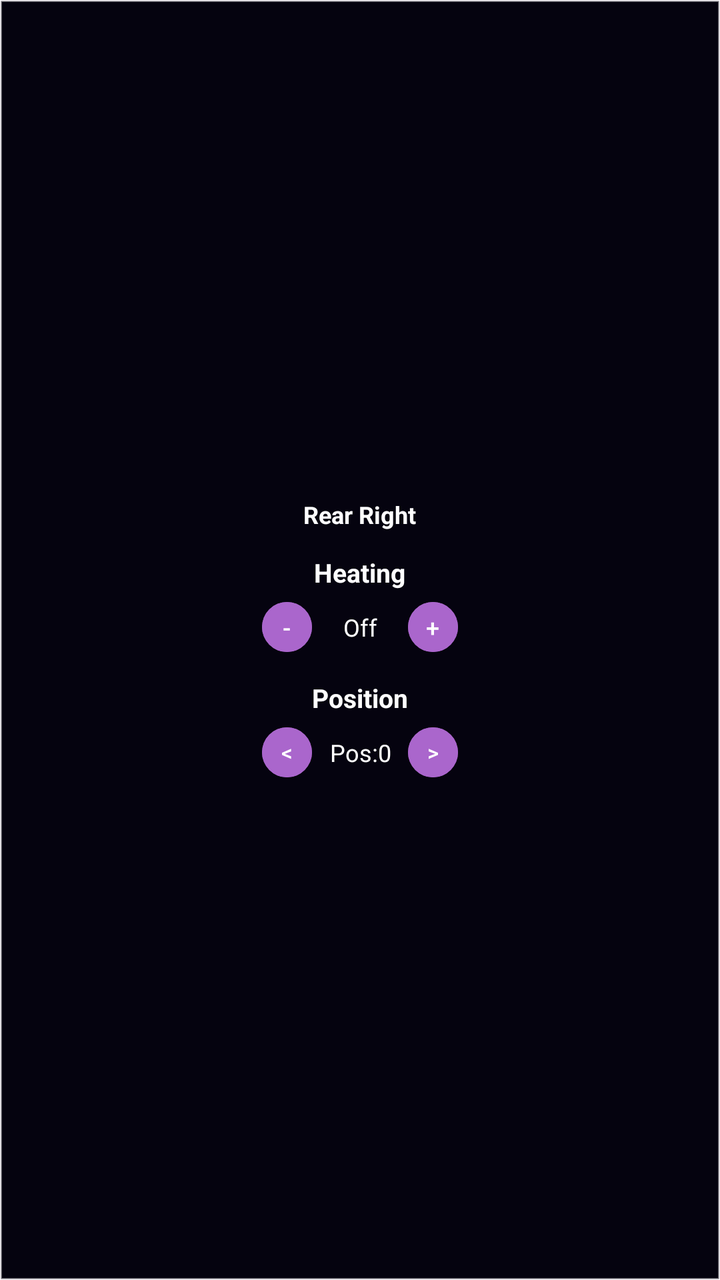
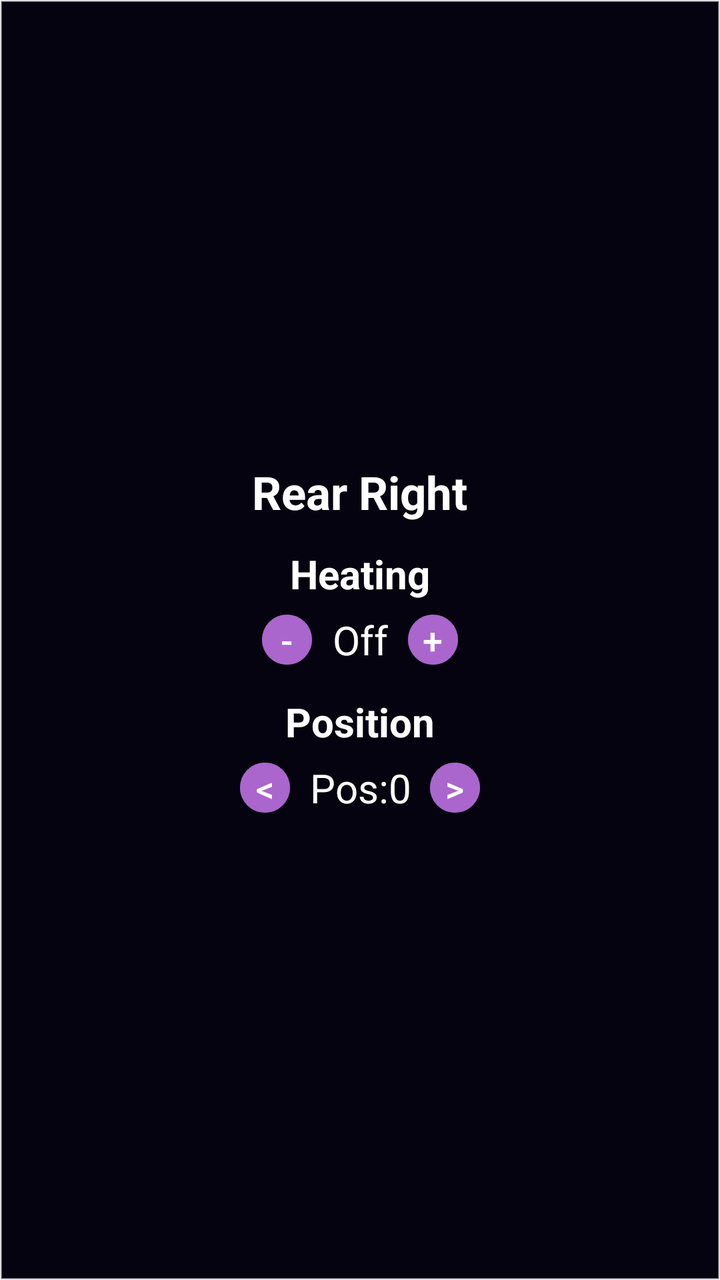

Before-and-after screenshots of an Android layout around one commit, followed by the original layout XML and the change that was made.
<!-- AndroidManifest.xml: application theme Theme.VehicleControlHub -->
<!-- res/layout/seat_cell_rear_right.xml -->
<LinearLayout xmlns:android="http://schemas.android.com/apk/res/android"
    android:layout_width="0dp"
    android:layout_weight="1"
    android:layout_height="wrap_content"
    android:minHeight="120dp"
    android:orientation="vertical"
    android:gravity="center"
    android:padding="6dp"
    android:background="@drawable/seat_cell_border">

    <TextView
        android:text="Rear Right"
        android:layout_width="wrap_content"
        android:layout_height="wrap_content"
        android:textColor="@android:color/white"
        android:textSize="12sp"
        android:textStyle="bold"/>

    
    <LinearLayout
        android:layout_width="match_parent"
        android:layout_height="wrap_content"
        android:orientation="vertical"
        android:gravity="center"
        android:padding="2dp">

        <TextView
            android:text="Heating"
            android:layout_width="wrap_content"
            android:layout_height="wrap_content"
            android:paddingTop="10dp"
            android:textColor="@android:color/white"
            android:textSize="13sp"
            android:textStyle="bold"/>

        <LinearLayout
        android:layout_width="wrap_content"
        android:layout_height="wrap_content"
        android:orientation="horizontal"
        android:gravity="center"
        android:layout_marginTop="6dp">

        <Button
            android:id="@+id/btnRearRightDecrease"
            android:layout_width="25dp"
            android:layout_height="25dp"
            android:minWidth="0dp"
            android:minHeight="0dp"
            android:padding="0dp"
            android:insetLeft="0dp"
            android:insetRight="0dp"
            android:insetTop="0dp"
            android:insetBottom="0dp"
            android:text="-"
            android:textSize="12sp"
            android:textColor="@android:color/white"
            android:backgroundTint="@android:color/holo_purple" />

        <TextView
            android:id="@+id/tvRearRightLevel"
            android:layout_width="48dp"
            android:layout_height="wrap_content"
            android:text="Off"
            android:textColor="@android:color/white"
            android:textSize="12sp"
            android:gravity="center" />

        <Button
            android:id="@+id/btnRearRightIncrease"
            android:layout_width="25dp"
            android:layout_height="25dp"
            android:minWidth="0dp"
            android:minHeight="0dp"
            android:padding="0dp"
            android:insetLeft="0dp"
            android:insetRight="0dp"
            android:insetTop="0dp"
            android:insetBottom="0dp"
            android:text="+"
            android:textSize="12sp"
            android:textColor="@android:color/white"
            android:backgroundTint="@android:color/holo_purple" />
    </LinearLayout>
    </LinearLayout>

    
    <LinearLayout
        android:layout_width="match_parent"
        android:layout_height="wrap_content"
        android:orientation="vertical"
        android:gravity="center"
        android:padding="2dp">

        <TextView
            android:text="Position"
            android:layout_width="wrap_content"
            android:layout_height="wrap_content"
            android:textColor="@android:color/white"
            android:paddingTop="10dp"
            android:textSize="13sp"
            android:textStyle="bold"/>

        <LinearLayout
            android:layout_width="wrap_content"
            android:layout_height="wrap_content"
            android:orientation="horizontal"
            android:gravity="center"
            android:layout_marginTop="6dp">

            <Button
                android:id="@+id/btnRearRightSeatBackward"
                android:layout_width="25dp"
                android:layout_height="25dp"
                android:minWidth="0dp"
                android:minHeight="0dp"
                android:padding="0dp"
                android:insetLeft="0dp"
                android:insetRight="0dp"
                android:insetTop="0dp"
                android:insetBottom="0dp"
                android:text="&lt;"
                android:textSize="11sp"
                android:textColor="@android:color/white"
                android:backgroundTint="@android:color/holo_purple" />

            <TextView
                android:id="@+id/tvRearRightSeatPosition"
                android:layout_width="48dp"
                android:layout_height="wrap_content"
                android:text="Pos:0"
                android:textColor="@android:color/white"
                android:textSize="12sp"
                android:gravity="center" />

            <Button
                android:id="@+id/btnRearRightSeatForward"
                android:layout_width="25dp"
                android:layout_height="25dp"
                android:minWidth="0dp"
                android:minHeight="0dp"
                android:padding="0dp"
                android:insetLeft="0dp"
                android:insetRight="0dp"
                android:insetTop="0dp"
                android:insetBottom="0dp"
                android:text="&gt;"
                android:textSize="11sp"
                android:textColor="@android:color/white"
                android:backgroundTint="@android:color/holo_purple" />
        </LinearLayout>

    </LinearLayout>

</LinearLayout>
<!-- resources referenced by this layout -->
<resources>
  <!-- drawable seat_cell_border (drawable) -->
  <?xml version="1.0" encoding="utf-8"?>
  <shape xmlns:android="http://schemas.android.com/apk/res/android">
      <solid android:color="#05030f" />
      <stroke
          android:width="1dp"
          android:color="#66FFFFFF" />
      <padding
          android:left="6dp"
          android:top="6dp"
          android:right="6dp"
          android:bottom="6dp" />
  </shape>
  <style name="Theme.VehicleControlHub" parent="Base.Theme.VehicleControlHub" />
  <style name="Base.Theme.VehicleControlHub" parent="Theme.Material3.DayNight.NoActionBar">
          
          
      </style>
</resources>

<!-- the commit's change to res/layout/seat_cell_rear_right.xml (unified diff, before → after) -->
@@ -13,7 +13,7 @@
         android:layout_width="wrap_content"
         android:layout_height="wrap_content"
         android:textColor="@android:color/white"
-        android:textSize="12sp"
+        android:textSize="23sp"
         android:textStyle="bold"/>
 
     
@@ -30,7 +30,7 @@
             android:layout_height="wrap_content"
             android:paddingTop="10dp"
             android:textColor="@android:color/white"
-            android:textSize="13sp"
+            android:textSize="20sp"
             android:textStyle="bold"/>
 
         <LinearLayout
@@ -52,7 +52,7 @@
             android:insetTop="0dp"
             android:insetBottom="0dp"
             android:text="-"
-            android:textSize="12sp"
+            android:textSize="18sp"
             android:textColor="@android:color/white"
             android:backgroundTint="@android:color/holo_purple" />
 
@@ -62,7 +62,7 @@
             android:layout_height="wrap_content"
             android:text="Off"
             android:textColor="@android:color/white"
-            android:textSize="12sp"
+            android:textSize="20sp"
             android:gravity="center" />
 
         <Button
@@ -77,7 +77,7 @@
             android:insetTop="0dp"
             android:insetBottom="0dp"
             android:text="+"
-            android:textSize="12sp"
+            android:textSize="18sp"
             android:textColor="@android:color/white"
             android:backgroundTint="@android:color/holo_purple" />
     </LinearLayout>
@@ -97,7 +97,7 @@
             android:layout_height="wrap_content"
             android:textColor="@android:color/white"
             android:paddingTop="10dp"
-            android:textSize="13sp"
+            android:textSize="20sp"
             android:textStyle="bold"/>
 
         <LinearLayout
@@ -119,17 +119,17 @@
                 android:insetTop="0dp"
                 android:insetBottom="0dp"
                 android:text="&lt;"
-                android:textSize="11sp"
+                android:textSize="18sp"
                 android:textColor="@android:color/white"
                 android:backgroundTint="@android:color/holo_purple" />
 
             <TextView
                 android:id="@+id/tvRearRightSeatPosition"
-                android:layout_width="48dp"
+                android:layout_width="70dp"
                 android:layout_height="wrap_content"
                 android:text="Pos:0"
                 android:textColor="@android:color/white"
-                android:textSize="12sp"
+                android:textSize="20sp"
                 android:gravity="center" />
 
             <Button
@@ -144,7 +144,7 @@
                 android:insetTop="0dp"
                 android:insetBottom="0dp"
                 android:text="&gt;"
-                android:textSize="11sp"
+                android:textSize="18sp"
                 android:textColor="@android:color/white"
                 android:backgroundTint="@android:color/holo_purple" />
         </LinearLayout>
